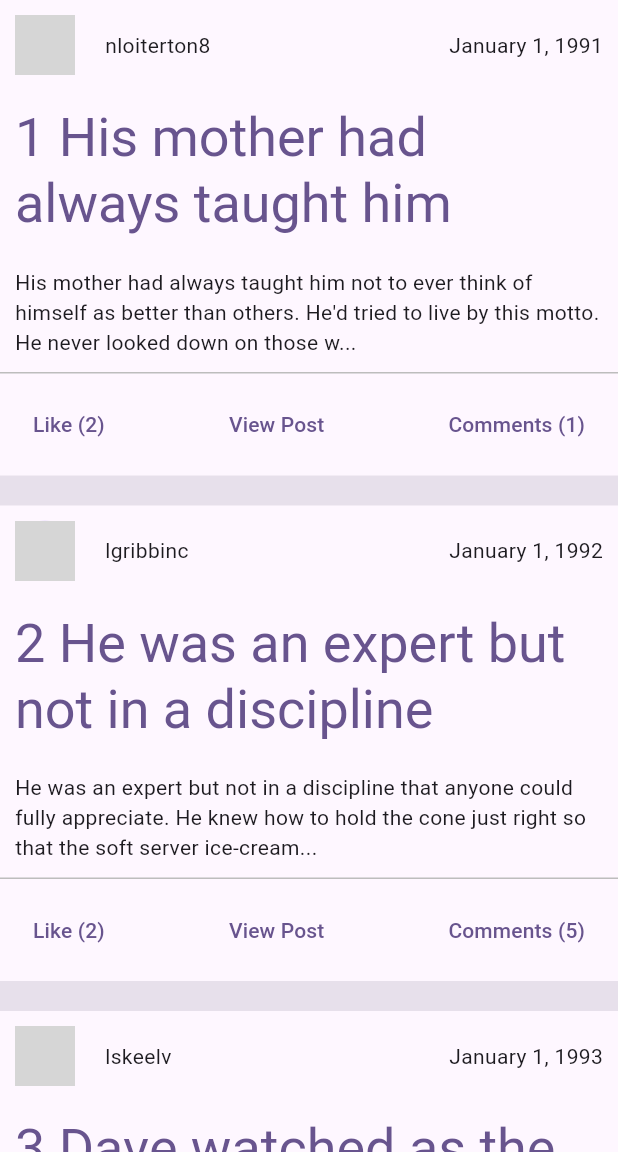
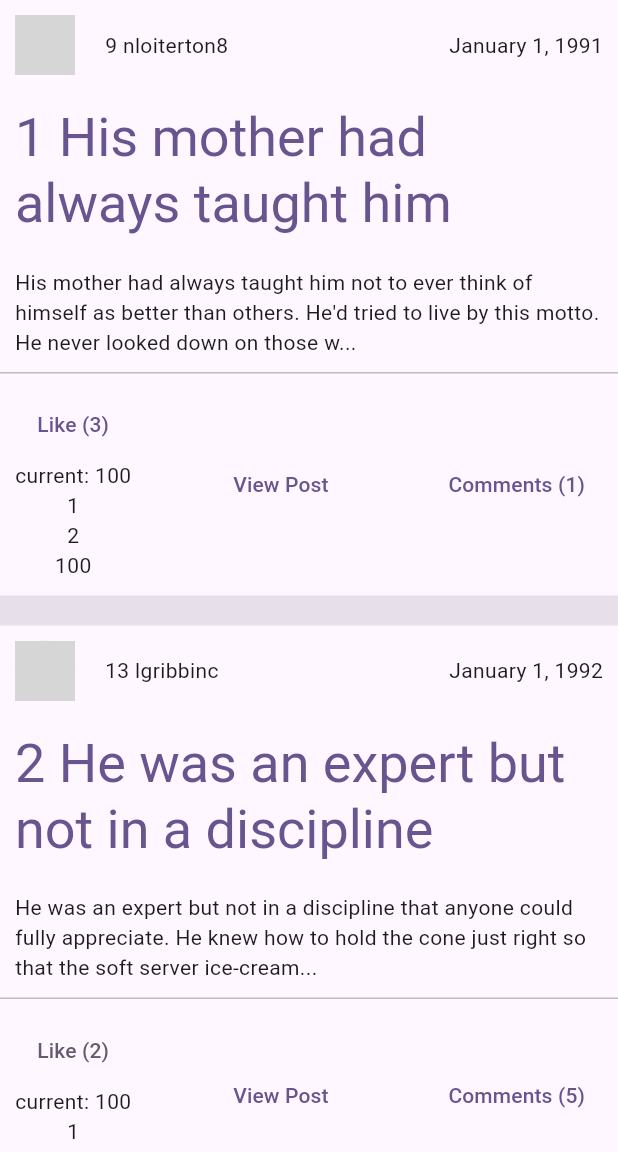
Before and after one commit to ButlerFuqua/flutter_post_feed, a Flutter app: the screen it shows after launch, after a tap on an icon or button, on a phone screen of 412 x 824 dp, the part 84-1236 px from its top. Run offline on Flutter 3.47's test engine with Material 2 defaults, Android fonts, the phone set to English and light mode, and no system bars; network calls fail; grey boxes are pictures that could not be loaded.

Commit message:
Add ability to like post

```diff
--- a/lib/clients/post_client.dart
+++ b/lib/clients/post_client.dart
@@ -18,7 +18,7 @@ class Post {
   final String title;
   final String body;
   final int userId;
-  final List<int> reactions;
+  List reactions;
   final String imageUrl;
   final DateTime createdDate;
   final DateTime modifiedDate;
@@ -42,7 +42,7 @@ class PostClient {
     }
 
     posts = PostClient.sortPosts(posts, sortBy);
-    posts = PostClient.searchPosts(posts, searchInput);
+    posts = PostClient.filterByTitleAndDesc(posts, searchInput);
 
     posts = posts.length <= PostClient.pageLimit
         ? posts
@@ -81,7 +81,7 @@ class PostClient {
     return posts;
   }
 
-  static List<Post> searchPosts(List<Post> posts, String searchInput) {
+  static List<Post> filterByTitleAndDesc(List<Post> posts, String searchInput) {
     String criteria = searchInput.trim().toLowerCase();
     if (criteria == '') {
       return posts;
@@ -93,4 +93,9 @@ class PostClient {
             )
         .toList();
   }
+
+  static toggleLikePost({userId, postId, hasLiked}) {
+    print(
+        '${hasLiked ? "REMOVE" : "ADD"} LIKE FROM DB for user $userId on post $postId');
+  }
 }
--- a/lib/clients/user_client.dart
+++ b/lib/clients/user_client.dart
@@ -1,5 +1,6 @@
 import 'package:flutter_post_feed/clients/comment_client.dart';
 import 'package:flutter_post_feed/fakeData/fakeUsers.dart';
+import 'package:flutter_post_feed/utils/user_utils.dart';
 
 class User {
   User({
@@ -21,32 +22,17 @@ class User {
 }
 
 class UserClient {
-  static List<User> getAllUsers({limit = '10', skip = '0'}) {
+  static List<User> getAllUsers() {
     List<User> users = [];
     for (var i = 0; i < allUsers.length; i++) {
       var user = allUsers[i];
-      int userId = user['id'];
-      users.add(User(
-        id: userId,
-        email: user['email'],
-        username: user['username'],
-        firstName: user['firstName'],
-        lastName: user['lastName'],
-        imageUrl: user['image'],
-      ));
+      users.add(convertUserMapToUser(user));
     }
     return users;
   }
 
   static getUserById(int id) {
     Map user = allUsers.firstWhere((userMap) => userMap['id'] == id);
-    return User(
-      id: user['id'],
-      email: user['email'],
-      username: user['username'],
-      firstName: user['firstName'],
-      lastName: user['lastName'],
-      imageUrl: user['image'],
-    );
+    return convertUserMapToUser(user);
   }
 }
--- a/lib/main.dart
+++ b/lib/main.dart
@@ -1,5 +1,6 @@
 import 'package:flutter/material.dart';
 import 'package:flutter_post_feed/models/post_model.dart';
+import 'package:flutter_post_feed/models/user_model.dart';
 import 'package:flutter_post_feed/screens/post_feed.dart';
 import 'package:provider/provider.dart';
 
@@ -8,6 +9,7 @@ void main() {
     MultiProvider(
       providers: [
         ChangeNotifierProvider(create: (context) => PostModel()),
+        ChangeNotifierProvider(create: (context) => UserModel()),
       ],
       child: const MyApp(),
     ),
--- a/lib/models/post_model.dart
+++ b/lib/models/post_model.dart
@@ -42,4 +42,15 @@ class PostModel extends ChangeNotifier {
     _posts = PostClient.getPosts(
         searchInput: searchInput.trim().toLowerCase(), sortBy: sortBy);
   }
+
+  void toggleLikeFromPost({userId, postId}) {
+    Post post =
+        _posts[_posts.indexOf(_posts.firstWhere((post) => post.id == postId))];
+    if (post.reactions.contains(userId)) {
+      post.reactions.remove(userId);
+    } else {
+      post.reactions.add(userId);
+    }
+    notifyListeners();
+  }
 }
--- /dev/null
+++ b/lib/models/user_model.dart
@@ -0,0 +1,14 @@
+import 'package:flutter/material.dart';
+import 'package:flutter_post_feed/clients/user_client.dart';
+import 'package:flutter_post_feed/fakeData/fakeUsers.dart';
+import 'package:flutter_post_feed/utils/user_utils.dart';
+
+// TODO get from auth
+const int currentUserId = 100;
+
+class UserModel extends ChangeNotifier {
+  final User _currentUser = convertUserMapToUser(
+      allUsers.firstWhere((user) => user['id'] == currentUserId));
+
+  get currentUser => _currentUser;
+}
--- /dev/null
+++ b/lib/utils/user_utils.dart
@@ -0,0 +1,12 @@
+import 'package:flutter_post_feed/clients/user_client.dart';
+
+User convertUserMapToUser(Map userMap) {
+  return User(
+    id: userMap['id'],
+    email: userMap['email'],
+    username: userMap['username'],
+    firstName: userMap['firstName'],
+    lastName: userMap['lastName'],
+    imageUrl: userMap['image'],
+  );
+}
--- a/lib/widgets/posts/post_thumbnail.dart
+++ b/lib/widgets/posts/post_thumbnail.dart
@@ -2,6 +2,7 @@ import 'package:flutter/material.dart';
 import 'package:flutter_post_feed/clients/post_client.dart';
 import 'package:flutter_post_feed/utils/post_utils.dart';
 import 'package:flutter_post_feed/utils/string_utils.dart';
+import 'package:flutter_post_feed/widgets/reactions/like_button.dart';
 
 class PostThumbnail extends StatefulWidget {
   const PostThumbnail({
@@ -54,15 +55,16 @@ class _PostThumbnailState extends State<PostThumbnail> {
                     CircleAvatar(
                       backgroundImage: NetworkImage(widget.post.user?.imageUrl),
                     ),
-                    SizedBox(
+                    const SizedBox(
                       width: 20,
                     ),
                     Text(
-                      widget.post.user?.username ?? 'Loading...',
+                      // TODO remove user.id
+                      '${widget.post.user.id} ${widget.post.user.username}',
                     ),
                   ],
                 ),
-                SizedBox(
+                const SizedBox(
                   width: 20,
                 ),
                 Text(getDisplayDate(widget.post.createdDate)),
@@ -94,11 +96,10 @@ class _PostThumbnailState extends State<PostThumbnail> {
             child: Row(
               mainAxisAlignment: MainAxisAlignment.spaceBetween,
               children: [
-                TextButton(
-                    onPressed: () {},
-                    child: Text(
-                      'Like (${widget.post.reactions.length})',
-                    )),
+                LikeButton(
+                  likedIds: widget.post.reactions,
+                  postId: widget.post.id,
+                ),
                 TextButton(
                     onPressed: () {},
                     child: const Text(
--- /dev/null
+++ b/lib/widgets/reactions/like_button.dart
@@ -0,0 +1,56 @@
+import 'package:flutter/material.dart';
+import 'package:flutter_post_feed/clients/post_client.dart';
+import 'package:flutter_post_feed/models/post_model.dart';
+import 'package:flutter_post_feed/models/user_model.dart';
+import 'package:provider/provider.dart';
+
+class LikeButton extends StatefulWidget {
+  const LikeButton({super.key, this.likedIds, this.postId});
+
+  final likedIds;
+  final postId;
+
+  @override
+  State<LikeButton> createState() => _LikeButtonState();
+}
+
+class _LikeButtonState extends State<LikeButton> {
+  @override
+  Widget build(BuildContext context) {
+    var userState = context.watch<UserModel>();
+    var postState = context.watch<PostModel>();
+    var _likedIds = [...widget.likedIds];
+    bool _userLikedThis = _likedIds.contains(userState.currentUser.id);
+    getColor() {
+      return _userLikedThis
+          ? Theme.of(context).colorScheme.primary
+          : Theme.of(context).colorScheme.secondary;
+    }
+
+    void handlePressed() {
+      int currentUserId = userState.currentUser.id;
+
+      PostClient.toggleLikePost(
+        hasLiked: _userLikedThis,
+        postId: widget.postId,
+        userId: currentUserId,
+      );
+
+      postState.toggleLikeFromPost(
+          userId: currentUserId, postId: widget.postId);
+    }
+
+    return Column(
+      children: [
+        TextButton(
+            onPressed: handlePressed,
+            child: Text(
+              'Like (${_likedIds.length})',
+              style: TextStyle(color: getColor()),
+            )),
+        Text('current: ${userState.currentUser.id}'),
+        ..._likedIds.map((id) => Text('$id')).toList(),
+      ],
+    );
+  }
+}
```
